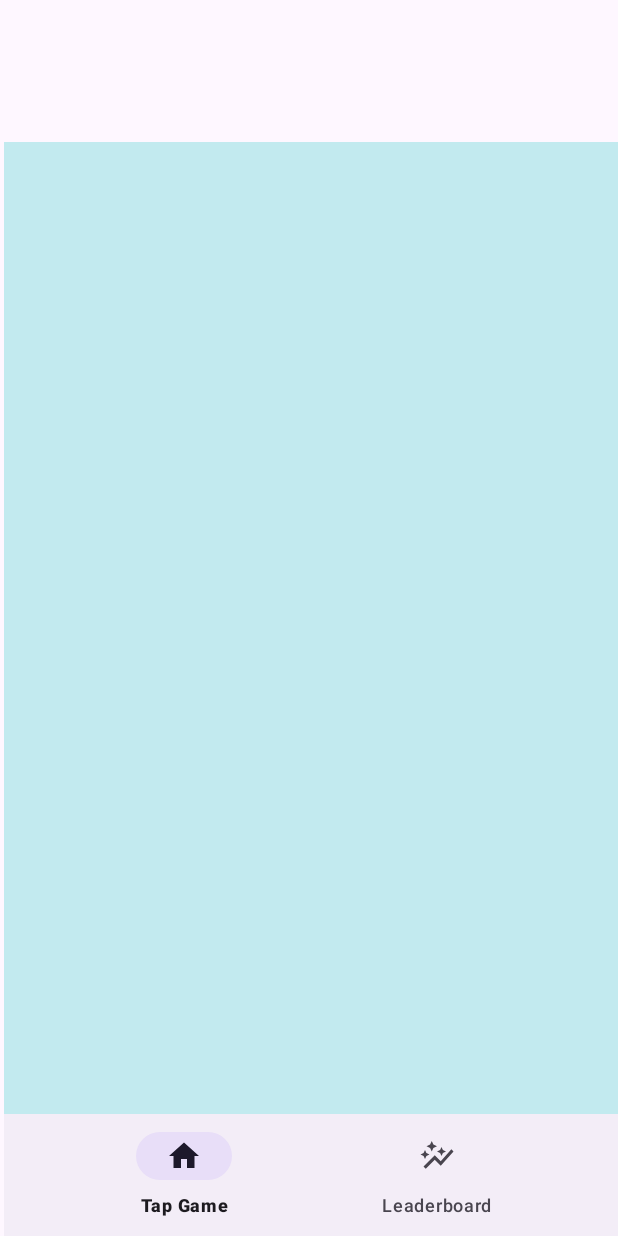
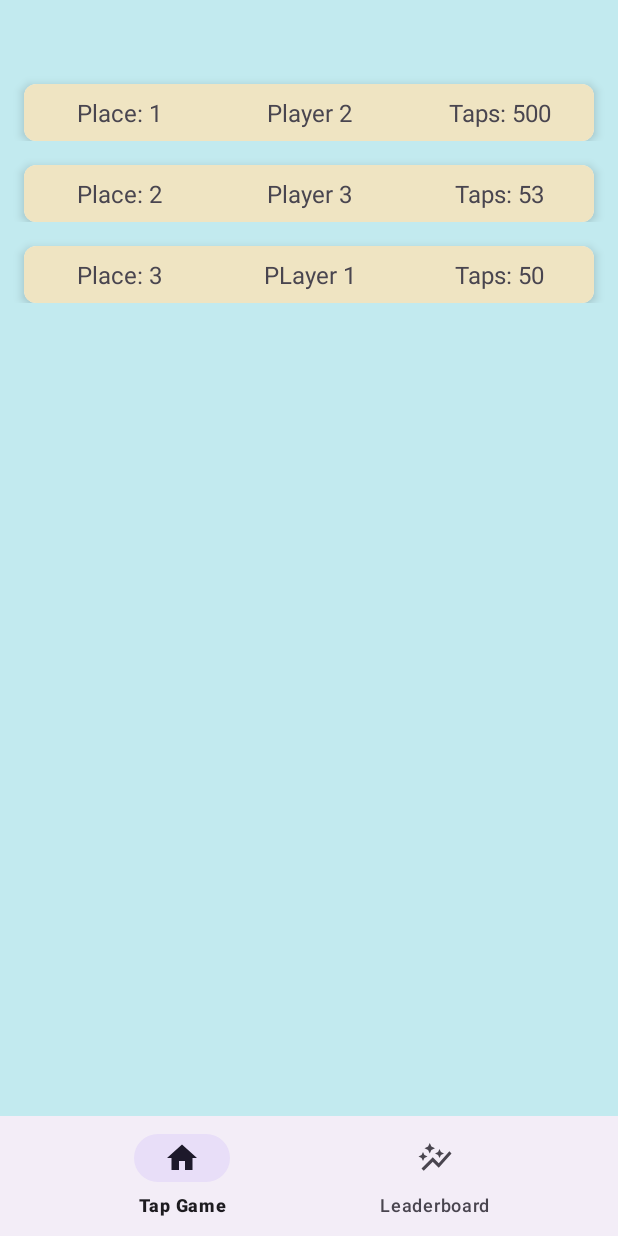
Before and after one commit to shama2025/TapGame, an Android app: the LeaderboardActivity screen opened directly, with no data from a screen before it, on a phone screen of 412 x 824 dp. Run offline under Robolectric (Android 15) with nearby library versions, the phone set to English and light mode, and no system bars.

Commit message:
*Update leaderboard adapter *Create leaderboard element *Update leaderboard activity.xml *Update LeaderboardActivity

```diff
--- a/app/src/main/java/com/mashaffer/mytapgame/LeaderboardActivity.kt
+++ b/app/src/main/java/com/mashaffer/mytapgame/LeaderboardActivity.kt
@@ -4,12 +4,9 @@ import android.content.ActivityNotFoundException
 import android.content.Intent
 import android.os.Bundle
 import android.util.Log
-import android.view.LayoutInflater
-import android.view.View
-import android.view.ViewGroup
-import android.widget.TextView
 import androidx.activity.enableEdgeToEdge
 import androidx.appcompat.app.AppCompatActivity
+import androidx.core.content.ContextCompat.startActivity
 import androidx.recyclerview.widget.LinearLayoutManager
 import androidx.recyclerview.widget.RecyclerView
 import com.google.android.material.bottomnavigation.BottomNavigationView
@@ -19,7 +16,12 @@ class LeaderboardActivity : AppCompatActivity() {
     }
 
     // Populate the view
-    data class tempLeaderboardList(val username: String, val taps: Int)
+    data class tempLeaderboardList(val username: String, val taps: Int) : Comparable<Any> {
+        override fun compareTo(other: Any): Int {
+            TODO("Not yet implemented")
+        }
+    }
+
     private val leaderBoardView: RecyclerView by lazy {findViewById(R.id.leaderBoard) }
     private val mainNav: BottomNavigationView by lazy { findViewById(R.id.main_navigation) }
 
@@ -62,11 +64,10 @@ class LeaderboardActivity : AppCompatActivity() {
             tempLeaderboardList("Player 2", 500),
             tempLeaderboardList("Player 3", 53)
         )
-        val sortedPlayers = players.sortedBy { it.taps }
-        val leaderboardAdapter = LeaderboardAdapter(sortedPlayers)
-
+        val sortedPlayers = players.sortedByDescending { it.taps }
+        val customAdapter = LeaderboardAdapter(sortedPlayers)
         val recyclerView: RecyclerView = findViewById(R.id.leaderBoard)
         recyclerView.layoutManager = LinearLayoutManager(this)
-        recyclerView.adapter = leaderboardAdapter
+        recyclerView.adapter = customAdapter
     }
 }
--- a/app/src/main/java/com/mashaffer/mytapgame/LeaderboardAdapter.kt
+++ b/app/src/main/java/com/mashaffer/mytapgame/LeaderboardAdapter.kt
@@ -3,37 +3,44 @@ package com.mashaffer.mytapgame
 import android.view.LayoutInflater
 import android.view.View
 import android.view.ViewGroup
+import android.view.ViewGroup.MarginLayoutParams
 import android.widget.TextView
+import androidx.cardview.widget.CardView
 import androidx.recyclerview.widget.RecyclerView
+import org.w3c.dom.Text
 
-// Data class for leaderboard entries
-data class LeaderboardEntry(
-    val username: String,
-    val taps: Int
-)
+class LeaderboardAdapter (
+    private val players: List<LeaderboardActivity.tempLeaderboardList>) :
+    RecyclerView.Adapter<LeaderboardAdapter.ViewHoler>() {
+    companion object{
+        private const val MARGIN_SIZE = 20
+        private const val TAG = "LeaderboadAdapter"
+    }
 
-// Adapter for displaying leaderboard entries
-class LeaderboardAdapter(private val dataSet: List<LeaderboardActivity.tempLeaderboardList>) :
-    RecyclerView.Adapter<LeaderboardAdapter.ViewHolder>() {
+    override fun onCreateViewHolder(viewGroup: ViewGroup, viewType: Int): ViewHoler {
+        // Will display the leaderboard element
+        val view = LayoutInflater.from(viewGroup.context).inflate(R.layout.leaderboard_element, viewGroup, false)
+        return ViewHoler(view)
+    }
 
-    class ViewHolder(view: View) : RecyclerView.ViewHolder(view) {
-        val textView: TextView = view.findViewById(R.id.leaderBoard)
+    // Number of players
+    override fun getItemCount() = players.size
 
-        // Bind data to view
-        fun bind(entry: LeaderboardActivity.tempLeaderboardList) {
-            textView.text = "${entry.username}: ${entry.taps} taps"
+    override fun onBindViewHolder(holder: ViewHoler, position: Int) {
+        holder.bind(position)
+    }
+    inner class ViewHoler(item: View): RecyclerView.ViewHolder(item){
+        // Username of player
+        val usernameTextView: TextView = item.findViewById(R.id.user_field)
+        // Number of total taps player has
+        val tapsTextView: TextView = item.findViewById(R.id.taps_field)
+        // Index of player list
+        val placeTextView: TextView = item.findViewById(R.id.place_field)
+
+        fun bind(position: Int){
+            tapsTextView.text = "Taps: ${String.format(players[position].taps.toString())}"
+            usernameTextView.text = "${players[position].username}"
+            placeTextView.text = "Place: ${(position + 1)}"
         }
     }
-
-    override fun onCreateViewHolder(parent: ViewGroup, viewType: Int): ViewHolder {
-        val view = LayoutInflater.from(parent.context)
-            .inflate(R.layout.leaderboard_activity, parent, false)
-        return ViewHolder(view)
-    }
-
-    override fun onBindViewHolder(holder: ViewHolder, position: Int) {
-        holder.bind(dataSet[position])
-    }
-
-    override fun getItemCount() = dataSet.size
 }
--- a/app/src/main/res/layout/leaderboard_activity.xml
+++ b/app/src/main/res/layout/leaderboard_activity.xml
@@ -7,35 +7,35 @@
     android:layout_height="match_parent">
 
     <androidx.constraintlayout.widget.ConstraintLayout
-        android:layout_width="409dp"
-        android:layout_height="729dp"
+        android:layout_width="match_parent"
+        android:layout_height="match_parent"
         android:background="#C2EAEF"
         app:layout_constraintBottom_toBottomOf="parent"
         app:layout_constraintEnd_toEndOf="parent"
-        app:layout_constraintHorizontal_bias="1.0"
         app:layout_constraintStart_toStartOf="parent"
-        app:layout_constraintTop_toTopOf="parent"
-        app:layout_constraintVertical_bias="1.0">
+        app:layout_constraintTop_toTopOf="parent">
 
         <androidx.recyclerview.widget.RecyclerView
             android:id="@+id/leaderBoard"
-            android:layout_width="407dp"
-            android:layout_height="727dp"
-            app:layout_constraintBottom_toBottomOf="parent"
+            android:layout_width="0dp"
+            android:layout_height="0dp"
+            app:layout_constraintTop_toTopOf="parent"
+            app:layout_constraintBottom_toTopOf="@+id/main_navigation"
+            app:layout_constraintStart_toStartOf="parent"
             app:layout_constraintEnd_toEndOf="parent"
-            app:layout_constraintStart_toStartOf="parent"
-            app:layout_constraintTop_toTopOf="parent" />
+            android:paddingTop="40dp"
+            android:clipToPadding="false"
+            android:overScrollMode="never"
+            tools:listitem="@layout/item_leaderboard" />
 
         <com.google.android.material.bottomnavigation.BottomNavigationView
             android:id="@+id/main_navigation"
-            android:layout_width="410dp"
-            android:layout_height="81dp"
+            android:layout_width="0dp"
+            android:layout_height="wrap_content"
             app:layout_constraintBottom_toBottomOf="parent"
+            app:layout_constraintStart_toStartOf="parent"
             app:layout_constraintEnd_toEndOf="parent"
-            app:layout_constraintHorizontal_bias="0.0"
-            app:layout_constraintStart_toStartOf="parent"
-            app:layout_constraintTop_toBottomOf="@+id/imgBtn"
-            app:layout_constraintVertical_bias="0.967"
-            app:menu="@menu/main_navigation_menu_items"/>
+            app:menu="@menu/main_navigation_menu_items" />
     </androidx.constraintlayout.widget.ConstraintLayout>
+
 </androidx.constraintlayout.widget.ConstraintLayout>
--- /dev/null
+++ b/app/src/main/res/layout/leaderboard_element.xml
@@ -0,0 +1,61 @@
+<?xml version="1.0" encoding="utf-8"?>
+<androidx.constraintlayout.widget.ConstraintLayout
+    xmlns:android="http://schemas.android.com/apk/res/android"
+    xmlns:app="http://schemas.android.com/apk/res-auto"
+    xmlns:tools="http://schemas.android.com/tools"
+    android:layout_width="match_parent"
+    android:layout_height="wrap_content">
+
+    <androidx.cardview.widget.CardView
+        android:id="@+id/leaderboard_card"
+        android:layout_width="match_parent"
+        android:layout_height="wrap_content"
+        android:layout_margin="16dp"
+        android:layout_marginTop="46dp"
+        app:cardCornerRadius="8dp"
+        app:cardElevation="4dp"
+        app:layout_constraintTop_toTopOf="parent"
+        tools:layout_editor_absoluteX="75dp">
+
+        <LinearLayout
+            android:layout_width="match_parent"
+            android:layout_height="wrap_content"
+            android:gravity="center"
+            android:orientation="horizontal"
+            android:weightSum="3">
+
+            <TextView
+                android:id="@+id/place_field"
+                android:layout_width="0dp"
+                android:layout_height="wrap_content"
+                android:layout_weight="1"
+                android:background="#EFE4C2"
+                android:gravity="center"
+                android:paddingVertical="8dp"
+                android:textSize="16sp" />
+
+            <TextView
+                android:id="@+id/user_field"
+                android:layout_width="0dp"
+                android:layout_height="wrap_content"
+                android:layout_weight="1"
+                android:background="#EFE4C2"
+                android:gravity="center"
+                android:paddingVertical="8dp"
+                android:textSize="16sp" />
+
+            <TextView
+                android:id="@+id/taps_field"
+                android:layout_width="0dp"
+                android:layout_height="wrap_content"
+                android:layout_weight="1"
+                android:background="#EFE4C2"
+                android:gravity="center"
+                android:paddingVertical="8dp"
+                android:textSize="16sp" />
+
+        </LinearLayout>
+
+    </androidx.cardview.widget.CardView>
+
+</androidx.constraintlayout.widget.ConstraintLayout>
```
